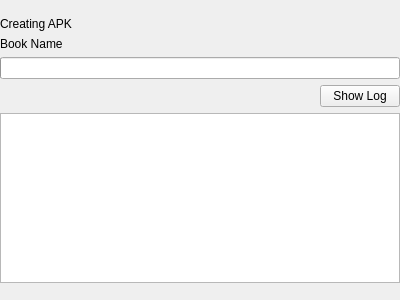
First picture: the form in Android/EpubWrapperAndroid/ConversionWidget.ui, repository seagullua/EPubWrapper, before the edit.
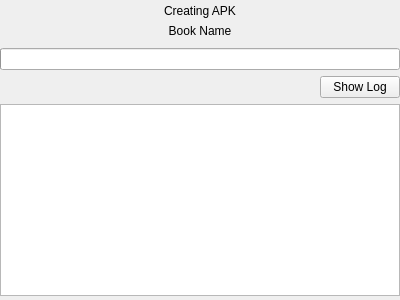
Second picture: the form after the edit.

The edit to the form file:
```diff
--- a/Android/EpubWrapperAndroid/ConversionWidget.ui
+++ b/Android/EpubWrapperAndroid/ConversionWidget.ui
@@ -36,7 +36,7 @@
        <property name="sizeHint" stdset="0">
         <size>
          <width>20</width>
-         <height>40</height>
+         <height>0</height>
         </size>
        </property>
       </spacer>
@@ -46,6 +46,9 @@
        <property name="text">
         <string>Creating APK</string>
        </property>
+       <property name="alignment">
+        <set>Qt::AlignCenter</set>
+       </property>
       </widget>
      </item>
      <item>
@@ -53,8 +56,24 @@
        <property name="text">
         <string>Book Name</string>
        </property>
+       <property name="alignment">
+        <set>Qt::AlignCenter</set>
+       </property>
       </widget>
      </item>
+     <item>
+      <spacer name="verticalSpacer">
+       <property name="orientation">
+        <enum>Qt::Vertical</enum>
+       </property>
+       <property name="sizeHint" stdset="0">
+        <size>
+         <width>20</width>
+         <height>0</height>
+        </size>
+       </property>
+      </spacer>
+     </item>
      <item>
       <widget class="QProgressBar" name="compileProgress">
        <property name="value">
@@ -107,7 +126,7 @@
        <property name="sizeHint" stdset="0">
         <size>
          <width>20</width>
-         <height>40</height>
+         <height>0</height>
         </size>
        </property>
       </spacer>
```
